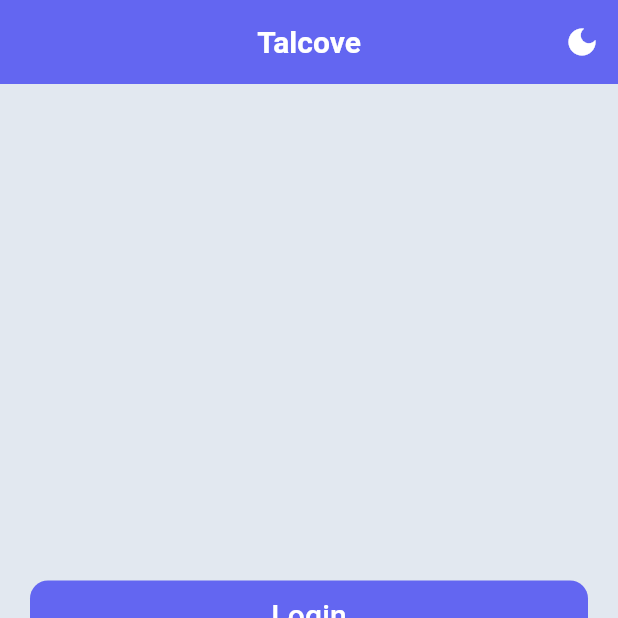
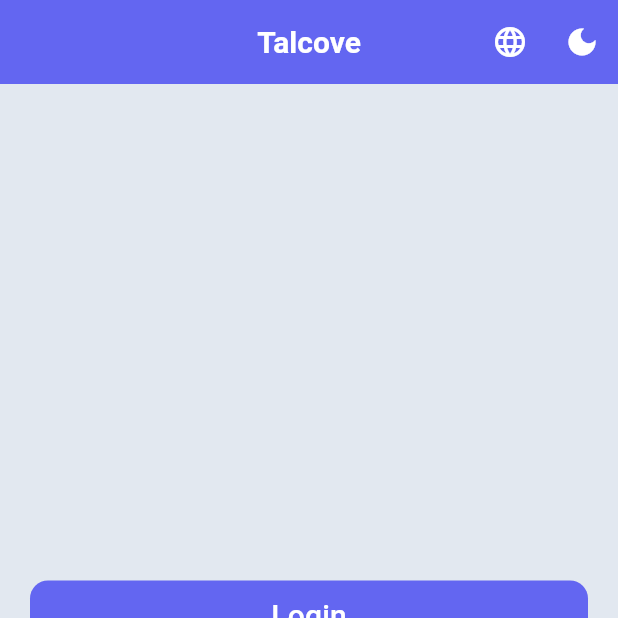
Before and after one commit to BasharSayyedAhmad/talcove, a Flutter app: the screen it shows after launch, on a phone screen of 412 x 824 dp, the top half of it. Run offline on Flutter 3.47's test engine with Material 3 defaults, Android fonts, the phone set to English and light mode, and no system bars; our stand-ins replace flutter_riverpod, google_sign_in, hive_flutter, riverpod_annotation; accounts and stored records are empty; generated files the repository leaves out were written again.

Commit message:
add language provider and fix some minor issues

```diff
--- a/lib/authentication/entry_screen.dart
+++ b/lib/authentication/entry_screen.dart
@@ -5,6 +5,7 @@ import 'package:talcove/core/constants/app_breakpoints.dart';
 import 'package:talcove/core/constants/app_dimensions.dart';
 import 'package:talcove/generated/l10n.dart';
 import 'package:talcove/shared/widgets/custom_button.dart';
+import 'package:talcove/shared/widgets/language_icon.dart';
 import 'package:talcove/shared/widgets/theme_icon.dart';
 
 class EntryScreen extends StatelessWidget {
@@ -18,7 +19,7 @@ class EntryScreen extends StatelessWidget {
       appBar: AppBar(
         title: const Text("Talcove"),
         backgroundColor: Theme.of(context).colorScheme.primary,
-        actions: const [ThemeIcon()],
+        actions: const [LanguageIcon(), ThemeIcon()],
       ),
       backgroundColor: Theme.of(context).colorScheme.background,
       body: Padding(
--- a/lib/authentication/signup_screen.dart
+++ b/lib/authentication/signup_screen.dart
@@ -68,7 +68,6 @@ class _SignupScreenState extends ConsumerState<SignupScreen> {
                 : Center(
                     child: ConstrainedBox(
                       constraints: const BoxConstraints(maxWidth: 600),
-                      child: IntrinsicHeight(
                       child: Card(
                         margin: const EdgeInsets.all(12),
                         child: Padding(
@@ -88,7 +87,6 @@ class _SignupScreenState extends ConsumerState<SignupScreen> {
           ),
         ),
       ),
-      ),
     );
   }
 }
--- /dev/null
+++ b/lib/core/constants/app_settings_keys.dart
@@ -0,0 +1,3 @@
+const String settingsBox = "settingsBox";
+const String themeModeKey = "themeMode";
+const String languageKey = "language";
--- a/lib/features/providers/auth_provider.dart
+++ b/lib/features/providers/auth_provider.dart
@@ -1,4 +1,3 @@
-import 'package:flutter/material.dart';
 import 'package:riverpod_annotation/riverpod_annotation.dart';
 import 'package:talcove/models/auth_state.dart';
 import 'package:google_sign_in/google_sign_in.dart';
--- a/lib/features/providers/theme_provider.dart
+++ b/lib/features/providers/theme_provider.dart
@@ -1,10 +1,8 @@
 import 'package:flutter/material.dart';
 import 'package:riverpod_annotation/riverpod_annotation.dart';
+import 'package:talcove/core/constants/app_settings_keys.dart';
 import 'package:talcove/shared/services/local_storage_service.dart';
 part 'theme_provider.g.dart';
-
-const String themeBoxKey = "settingsBox";
-const String themeModeKey = "themeMode";
 
 @riverpod
 class ThemeNotifier extends _$ThemeNotifier {
--- a/lib/main.dart
+++ b/lib/main.dart
@@ -2,6 +2,7 @@ import 'package:flutter/material.dart';
 import 'package:flutter_riverpod/flutter_riverpod.dart';
 import 'package:talcove/core/themes/theme.dart';
 import 'package:talcove/features/home/home_screen.dart';
+import 'package:talcove/features/providers/language_provider.dart';
 import 'package:talcove/generated/l10n.dart';
 import 'package:talcove/features/providers/theme_provider.dart';
 import 'package:talcove/shared/services/local_storage_service.dart';
@@ -19,13 +20,14 @@ class MyApp extends ConsumerWidget {
   @override
   Widget build(BuildContext context, WidgetRef ref) {
     final themeMode = ref.watch(themeNotifierProvider);
+    final language = ref.watch(languageNotifierProvider);
     return MaterialApp(
       home: const HomeScreen(),
       debugShowCheckedModeBanner: false,
       themeMode: themeMode,
       theme: lightMode,
       darkTheme: darkMode,
-      locale: const Locale('en'),
+      locale: language,
       localizationsDelegates: const [
         S.delegate,
         GlobalMaterialLocalizations.delegate,
--- /dev/null
+++ b/lib/shared/widgets/language_icon.dart
@@ -0,0 +1,26 @@
+import 'package:flutter/material.dart';
+import 'package:flutter_riverpod/flutter_riverpod.dart';
+import 'package:talcove/features/providers/language_provider.dart';
+
+class LanguageIcon extends ConsumerWidget {
+  const LanguageIcon({super.key});
+
+  @override
+  Widget build(BuildContext context, WidgetRef ref) {
+    final language = ref.read(languageNotifierProvider.notifier);
+
+    return PopupMenuButton<Locale>(
+      icon: const Icon(Icons.language),
+      onSelected: (val) {
+        language.changeLanguage(val);
+      },
+      itemBuilder: (context) => [
+        const PopupMenuItem(value: Locale('en'), child: Text("English")),
+
+        const PopupMenuItem(value: Locale('ar'), child: Text("العربية")),
+
+        const PopupMenuItem(value: Locale('fr'), child: Text("Français")),
+      ],
+    );
+  }
+}
```
Also changed, not shown: lib/features/providers/language_provider.dart (added, +55 -0 lines), lib/l10n/intl_ar.arb (+14 -7 lines), lib/l10n/intl_fr.arb (+14 -2 lines), lib/features/providers/language_provider.g.dart (added), lib/generated/intl/messages_ar.dart, lib/generated/intl/messages_fr.dart. Lines whose indentation alone changed are shown as unchanged.
